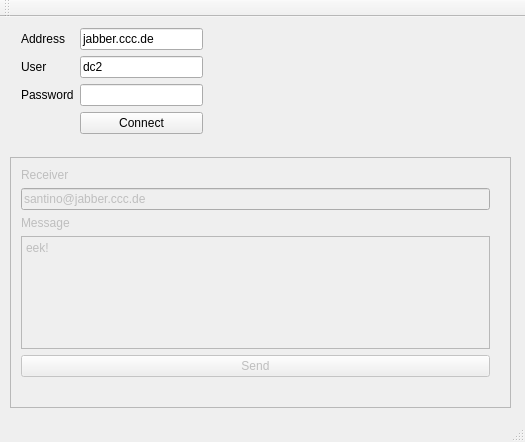
Qt form src/mainwindow.ui (astralaster/oxofrmbl) before a commit.
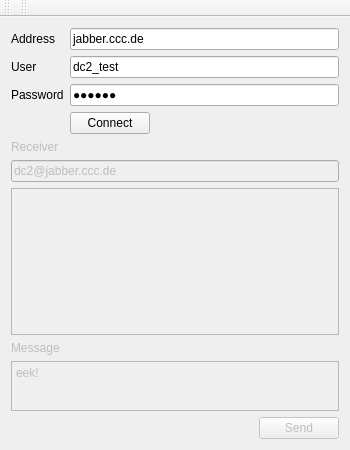
The same form after that commit.

What changed in the file:
```diff
--- a/src/mainwindow.ui
+++ b/src/mainwindow.ui
@@ -6,27 +6,54 @@
    <rect>
     <x>0</x>
     <y>0</y>
-    <width>525</width>
-    <height>442</height>
+    <width>350</width>
+    <height>450</height>
    </rect>
   </property>
+  <property name="sizePolicy">
+   <sizepolicy hsizetype="MinimumExpanding" vsizetype="MinimumExpanding">
+    <horstretch>0</horstretch>
+    <verstretch>0</verstretch>
+   </sizepolicy>
+  </property>
+  <property name="minimumSize">
+   <size>
+    <width>350</width>
+    <height>450</height>
+   </size>
+  </property>
   <property name="windowTitle">
    <string>MainWindow</string>
   </property>
   <widget class="QWidget" name="centralWidget">
-   <widget class="QWidget" name="formLayoutWidget">
-    <property name="geometry">
-     <rect>
-      <x>10</x>
-      <y>0</y>
-      <width>204</width>
-      <height>128</height>
-     </rect>
+   <layout class="QVBoxLayout" name="verticalLayout">
+    <item>
+     <widget class="QFrame" name="connectionFrame">
+      <property name="sizePolicy">
+       <sizepolicy hsizetype="Preferred" vsizetype="Fixed">
+        <horstretch>0</horstretch>
+        <verstretch>0</verstretch>
+       </sizepolicy>
+      </property>
+      <property name="lineWidth">
+       <number>0</number>
     </property>
     <layout class="QFormLayout" name="formLayout">
      <property name="fieldGrowthPolicy">
       <enum>QFormLayout::AllNonFixedFieldsGrow</enum>
      </property>
+       <property name="leftMargin">
+        <number>0</number>
+       </property>
+       <property name="topMargin">
+        <number>0</number>
+       </property>
+       <property name="rightMargin">
+        <number>0</number>
+       </property>
+       <property name="bottomMargin">
+        <number>0</number>
+       </property>
      <item row="0" column="0">
       <widget class="QLabel" name="label">
        <property name="text">
@@ -51,7 +78,7 @@
      <item row="1" column="1">
       <widget class="QLineEdit" name="usernameEdit">
        <property name="text">
-        <string>dc2</string>
+          <string>dc2_test</string>
        </property>
       </widget>
      </item>
@@ -67,13 +94,22 @@
        <property name="inputMethodHints">
         <set>Qt::ImhHiddenText|Qt::ImhNoAutoUppercase|Qt::ImhNoPredictiveText|Qt::ImhSensitiveData</set>
        </property>
+         <property name="text">
+          <string>blubbb</string>
+         </property>
        <property name="echoMode">
         <enum>QLineEdit::Password</enum>
        </property>
       </widget>
      </item>
-     <item row="3" column="1">
+       <item row="4" column="1">
       <widget class="QPushButton" name="connectButton">
+         <property name="sizePolicy">
+          <sizepolicy hsizetype="Fixed" vsizetype="Fixed">
+           <horstretch>0</horstretch>
+           <verstretch>0</verstretch>
+          </sizepolicy>
+         </property>
        <property name="text">
         <string>Connect</string>
        </property>
@@ -84,76 +120,132 @@
      </item>
     </layout>
    </widget>
+    </item>
+    <item>
    <widget class="QFrame" name="messageFrame">
     <property name="enabled">
      <bool>false</bool>
     </property>
-    <property name="geometry">
-     <rect>
-      <x>10</x>
-      <y>140</y>
-      <width>501</width>
-      <height>251</height>
-     </rect>
+      <property name="sizePolicy">
+       <sizepolicy hsizetype="Expanding" vsizetype="Expanding">
+        <horstretch>0</horstretch>
+        <verstretch>0</verstretch>
+       </sizepolicy>
     </property>
     <property name="frameShape">
-     <enum>QFrame::StyledPanel</enum>
-    </property>
-    <property name="frameShadow">
-     <enum>QFrame::Raised</enum>
-    </property>
-    <widget class="QWidget" name="gridLayoutWidget">
-     <property name="geometry">
-      <rect>
-       <x>0</x>
-       <y>0</y>
-       <width>491</width>
-       <height>231</height>
-      </rect>
+       <enum>QFrame::NoFrame</enum>
+      </property>
+      <property name="lineWidth">
+       <number>0</number>
      </property>
      <layout class="QGridLayout" name="gridLayout">
-      <item row="1" column="0">
-       <widget class="QLabel" name="label_5">
-        <property name="text">
-         <string>Receiver</string>
-        </property>
-       </widget>
-      </item>
-      <item row="5" column="0">
-       <widget class="QPushButton" name="sendButton">
-        <property name="text">
-         <string>Send</string>
-        </property>
-        <property name="autoDefault">
+       <property name="leftMargin">
+        <number>0</number>
+       </property>
+       <property name="topMargin">
+        <number>0</number>
+       </property>
+       <property name="rightMargin">
+        <number>0</number>
+       </property>
+       <property name="bottomMargin">
+        <number>0</number>
+       </property>
+       <item row="3" column="0" colspan="2">
+        <widget class="QPlainTextEdit" name="messageDisplay">
+         <property name="sizePolicy">
+          <sizepolicy hsizetype="Expanding" vsizetype="Preferred">
+           <horstretch>0</horstretch>
+           <verstretch>0</verstretch>
+          </sizepolicy>
+         </property>
+         <property name="readOnly">
          <bool>true</bool>
         </property>
        </widget>
       </item>
-      <item row="3" column="0">
+       <item row="8" column="0">
        <widget class="QLabel" name="label_4">
+         <property name="sizePolicy">
+          <sizepolicy hsizetype="Preferred" vsizetype="Fixed">
+           <horstretch>0</horstretch>
+           <verstretch>0</verstretch>
+          </sizepolicy>
+         </property>
         <property name="text">
          <string>Message</string>
         </property>
        </widget>
       </item>
-      <item row="2" column="0">
+       <item row="2" column="0" colspan="2">
        <widget class="QLineEdit" name="receiverEdit">
         <property name="text">
-         <string>santino@jabber.ccc.de</string>
+          <string>dc2@jabber.ccc.de</string>
         </property>
        </widget>
       </item>
-      <item row="4" column="0">
+       <item row="0" column="0">
+        <widget class="QLabel" name="label_5">
+         <property name="sizePolicy">
+          <sizepolicy hsizetype="Preferred" vsizetype="Fixed">
+           <horstretch>0</horstretch>
+           <verstretch>0</verstretch>
+          </sizepolicy>
+         </property>
+         <property name="text">
+          <string>Receiver</string>
+         </property>
+        </widget>
+       </item>
+       <item row="11" column="0" colspan="2">
        <widget class="QPlainTextEdit" name="messageEdit">
+         <property name="sizePolicy">
+          <sizepolicy hsizetype="Expanding" vsizetype="Fixed">
+           <horstretch>0</horstretch>
+           <verstretch>0</verstretch>
+          </sizepolicy>
+         </property>
+         <property name="maximumSize">
+          <size>
+           <width>16777215</width>
+           <height>50</height>
+          </size>
+         </property>
+         <property name="baseSize">
+          <size>
+           <width>0</width>
+           <height>50</height>
+          </size>
+         </property>
         <property name="plainText">
          <string>eek!</string>
         </property>
        </widget>
       </item>
-     </layout>
-    </widget>
-   </widget>
-   <zorder>formLayoutWidget</zorder>
+       <item row="12" column="1">
+        <widget class="QPushButton" name="sendButton">
+         <property name="sizePolicy">
+          <sizepolicy hsizetype="Fixed" vsizetype="Fixed">
+           <horstretch>0</horstretch>
+           <verstretch>0</verstretch>
+          </sizepolicy>
+         </property>
+         <property name="text">
+          <string>Send</string>
+         </property>
+         <property name="autoDefault">
+          <bool>true</bool>
+         </property>
+         <property name="default">
+          <bool>true</bool>
+         </property>
+        </widget>
+       </item>
+      </layout>
+     </widget>
+    </item>
+   </layout>
+   <zorder>connectionFrame</zorder>
    <zorder>messageFrame</zorder>
    <zorder>gridLayoutWidget</zorder>
   </widget>
@@ -175,7 +267,17 @@
     <bool>false</bool>
    </attribute>
   </widget>
-  <widget class="QStatusBar" name="statusBar"/>
+  <widget class="QToolBar" name="toolBar">
+   <property name="windowTitle">
+    <string>toolBar</string>
+   </property>
+   <attribute name="toolBarArea">
+    <enum>TopToolBarArea</enum>
+   </attribute>
+   <attribute name="toolBarBreak">
+    <bool>false</bool>
+   </attribute>
+  </widget>
  </widget>
  <layoutdefault spacing="6" margin="11"/>
  <resources/>
```
Left out of the diff: 13 changed lines with no effect on the pictures. Lines whose indentation alone changed are shown as unchanged.
